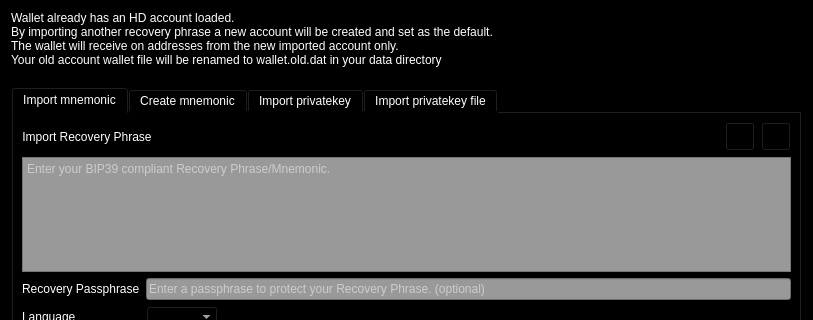
The window that src/qt/forms/mnemonicdialog.ui (duality-solutions/Dynamic) describes before a commit, drawn with Qt 5; both pictures show x 0 to 813 and y 0 to 320 of the 813 by 488 pixel window.
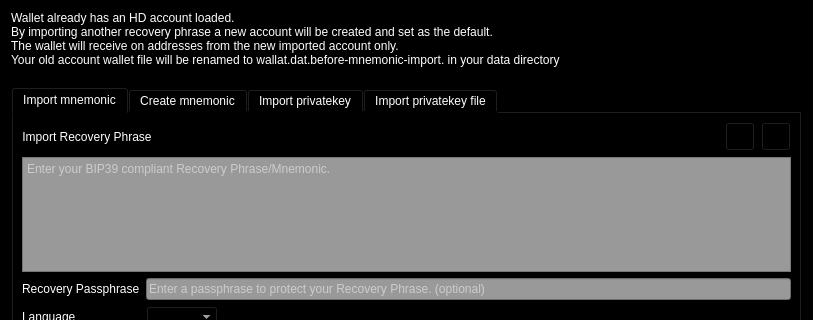
The same window after the commit. Icons and pictures are not drawn.

Commit message: [Mnemonic] Make filename and location of wallet backup before import mnemonic more explicit

```diff
--- a/src/qt/forms/mnemonicdialog.ui
+++ b/src/qt/forms/mnemonicdialog.ui
@@ -921,7 +921,7 @@
       <string>Wallet already has an HD account loaded.
 By importing another recovery phrase a new account will be created and set as the default.
 The wallet will receive on addresses from the new imported account only.
-Your old account wallet file will be renamed to wallet.old.dat in your data directory
+Your old account wallet file will be renamed to wallat.dat.before-mnemonic-import.&lt;isodate&gt; in your data directory
 </string>
      </property>
      <property name="textFormat">
```
The commit also changes 1 other file.
